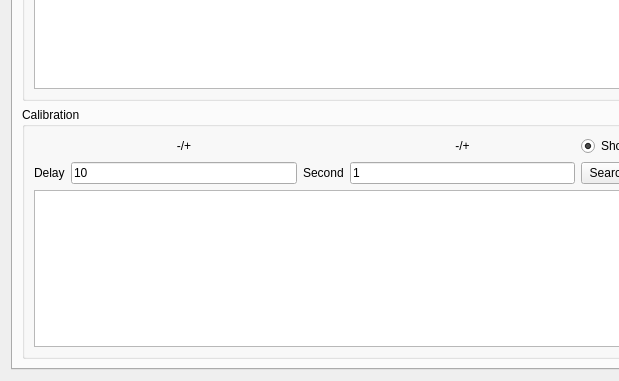
Old version of the form Form/Gen4/Tools/SeedToTime4.ui in the repository NickPlayeZ/PokeFinder; both pictures show x 0 to 619 and y 219 to 600 of the 800 by 600 pixel window.
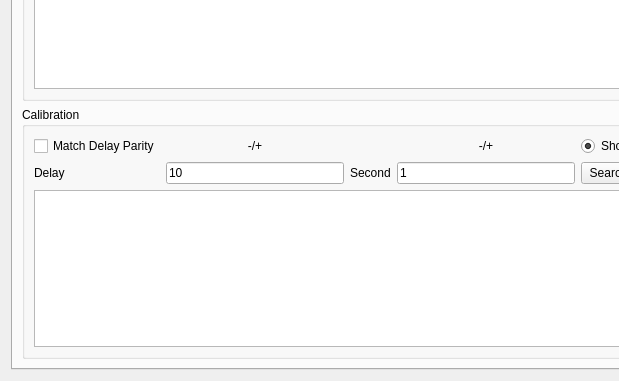
New version of the form. Custom widgets are drawn as their Qt base class.

Commit message: add "Match Delay Parity" to gen 4 seed to time

Diff of the .ui file:
```diff
--- a/Form/Gen4/Tools/SeedToTime4.ui
+++ b/Form/Gen4/Tools/SeedToTime4.ui
@@ -98,6 +98,13 @@
           <string>Calibration</string>
          </property>
          <layout class="QGridLayout" name="gridLayout_3">
+          <item row="0" column="0">
+           <widget class="QCheckBox" name="checkBoxDPPtDelayParity">
+            <property name="text">
+             <string>Match Delay Parity</string>
+            </property>
+           </widget>
+          </item>
           <item row="0" column="1">
            <widget class="QLabel" name="labelDPPtDelayCalibration">
             <property name="text">
```
Left out of the diff: 7 changed lines with no effect on the pictures. The commit also changes 4 other files.
